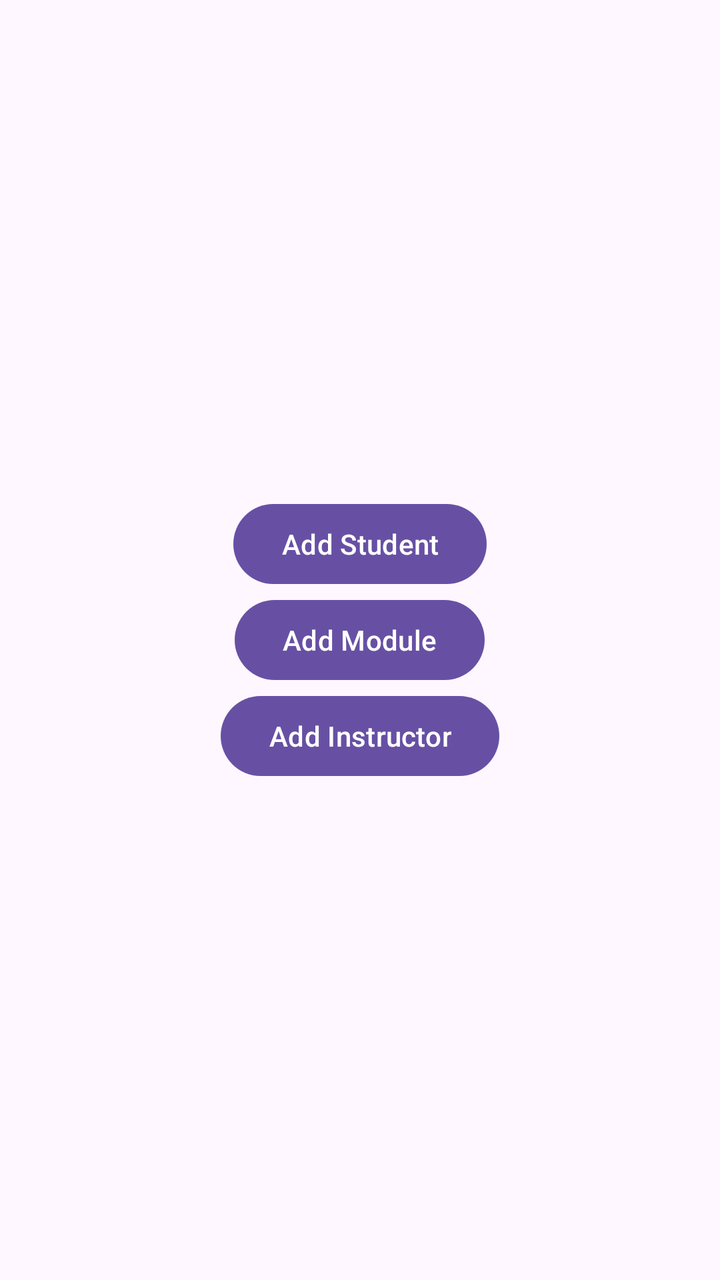
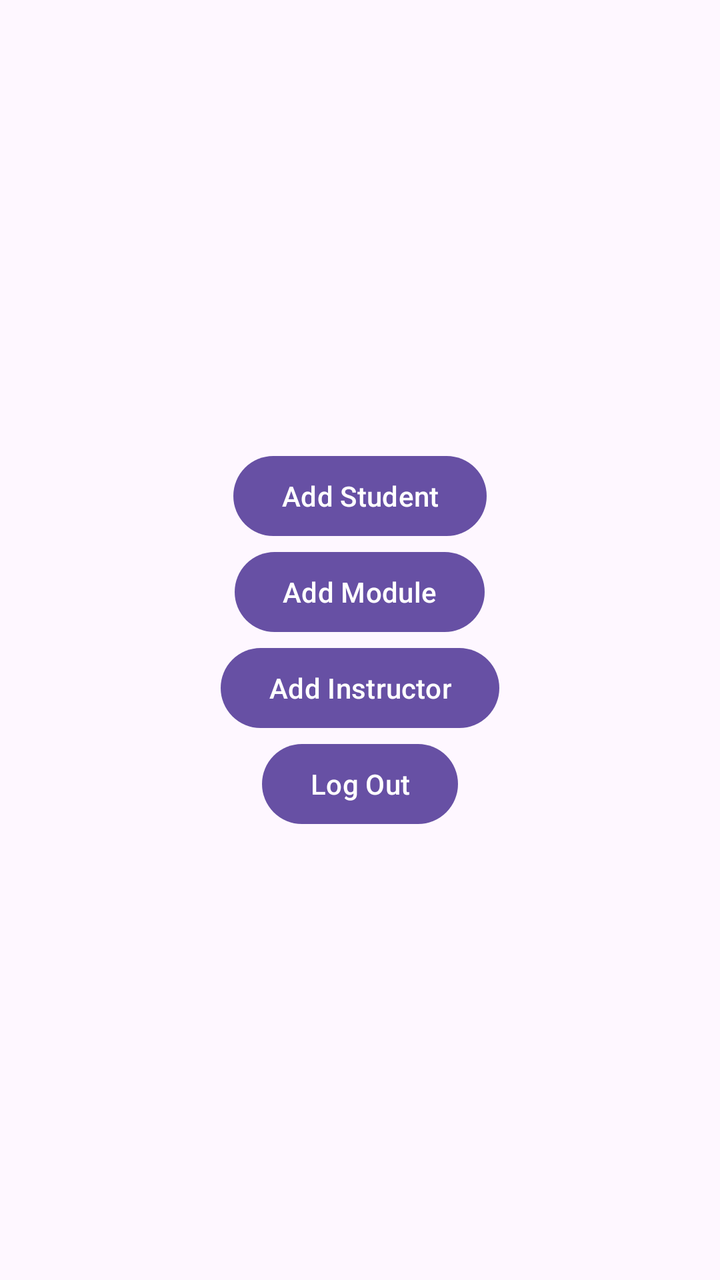

The first picture is an Android layout as it rendered before a commit; the second is the same layout after the commit. The layout source and the unified diff follow.
<!-- AndroidManifest.xml: application theme Theme.LearnerManagementSystem -->
<!-- res/layout/activity_admin.xml -->
<?xml version="1.0" encoding="utf-8"?>
<LinearLayout xmlns:android="http://schemas.android.com/apk/res/android"
    xmlns:app="http://schemas.android.com/apk/res-auto"
    xmlns:tools="http://schemas.android.com/tools"
    android:id="@+id/main"
    android:layout_width="match_parent"
    android:layout_height="match_parent"
    android:orientation="vertical"
    android:gravity="center"
    tools:context=".AdminActivity">

    <LinearLayout
        android:layout_width="wrap_content"
        android:layout_height="wrap_content"
        android:orientation="vertical"
        android:gravity="center">

        <Button
            android:id="@+id/btnAddStudent"
            android:layout_width="wrap_content"
            android:layout_height="wrap_content"
            android:textFontWeight="1"
            android:text="@string/add_student" />
        <Button
            android:id="@+id/btnAddModule"
            android:layout_width="wrap_content"
            android:layout_height="wrap_content"
            android:textFontWeight="1"
            android:text="@string/add_module"/>

        <Button
            android:id="@+id/btnAddInstructor"
            android:layout_width="wrap_content"
            android:layout_height="wrap_content"
            android:textFontWeight="1"
            android:text="@string/add_instructor"/>
    </LinearLayout>

</LinearLayout>
<!-- resources referenced by this layout -->
<resources>
  <string name="add_instructor">Add Instructor</string>
  <string name="add_module">Add Module</string>
  <string name="add_student">Add Student</string>
  <style name="Theme.LearnerManagementSystem" parent="Base.Theme.LearnerManagementSystem" />
  <style name="Base.Theme.LearnerManagementSystem" parent="Theme.Material3.DayNight.NoActionBar">
          
          
      </style>
</resources>

<!-- the commit's change to res/layout/activity_admin.xml (unified diff, before → after) -->
@@ -34,6 +34,13 @@
             android:layout_height="wrap_content"
             android:textFontWeight="1"
             android:text="@string/add_instructor"/>
+
+        <Button
+            android:id="@+id/btnLogout"
+            android:layout_width="wrap_content"
+            android:layout_height="wrap_content"
+            android:textFontWeight="1"
+            android:text="@string/log_out" />
     </LinearLayout>
 
 </LinearLayout>
<!-- resource entries referenced after the edit -->
@@ -3,6 +3,7 @@
   <string name="add_instructor">Add Instructor</string>
   <string name="add_module">Add Module</string>
   <string name="add_student">Add Student</string>
+  <string name="log_out">Log Out</string>
   <style name="Theme.LearnerManagementSystem" parent="Base.Theme.LearnerManagementSystem" />
   <style name="Base.Theme.LearnerManagementSystem" parent="Theme.Material3.DayNight.NoActionBar">
           
